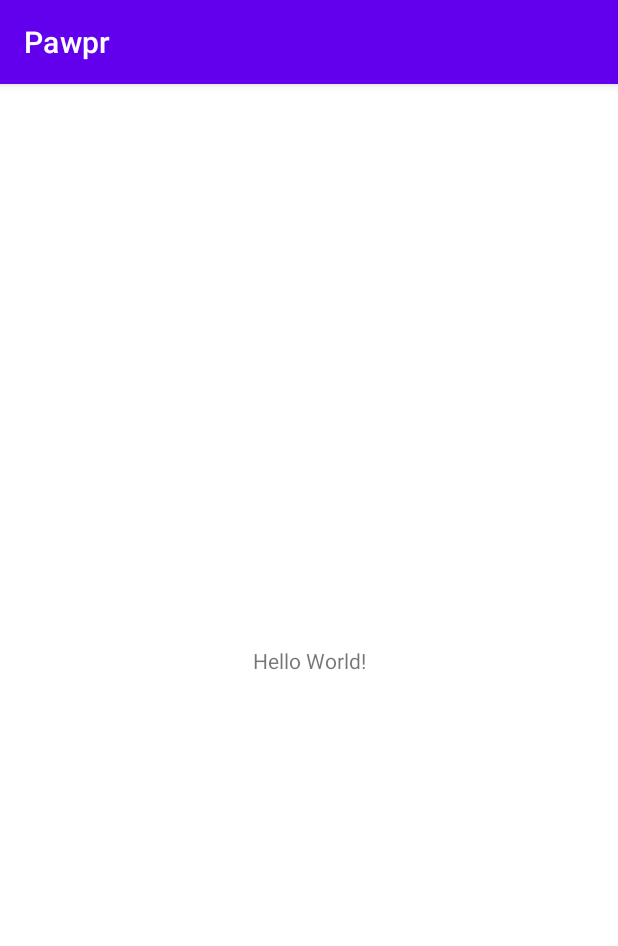
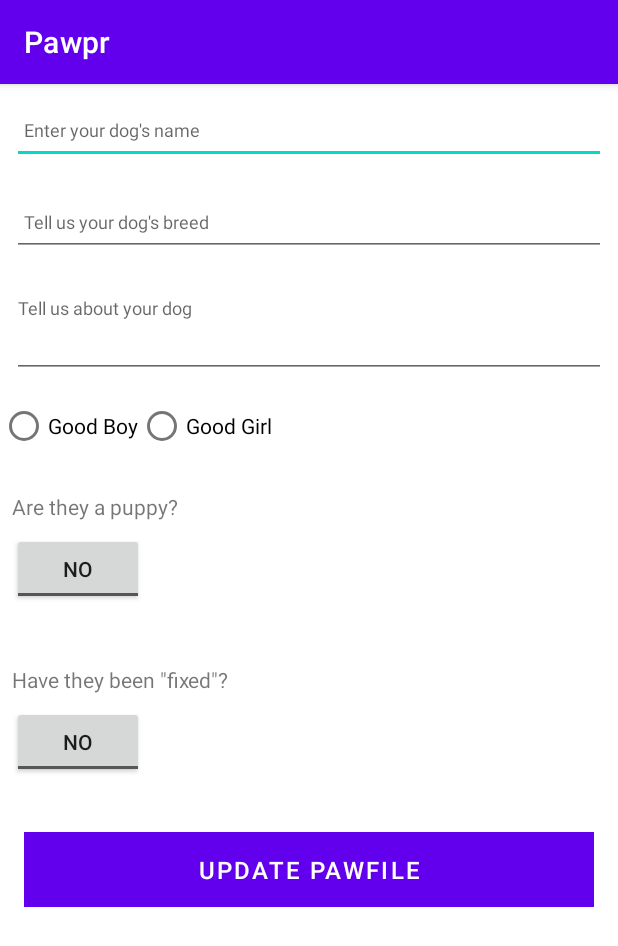
Before and after one commit to niallcolbert/pawpr, an Android app: the screen it shows after launch (MainActivity before the commit, ProfileActivity after it), on a phone screen of 412 x 824 dp. Shown: the top 946 px of the screen. Run offline under Robolectric (Android 15) with nearby library versions, the phone set to English and light mode, and no system bars.

Commit message:
Adds basic profile layout and model

```diff
--- a/app/build.gradle
+++ b/app/build.gradle
@@ -1,6 +1,7 @@
 plugins {
     id 'com.android.application'
     id 'kotlin-android'
+    id 'kotlin-android-extensions'
 }
 
 android {
@@ -35,6 +36,8 @@ android {
 dependencies {
 
     implementation "org.jetbrains.kotlin:kotlin-stdlib:$kotlin_version"
+    implementation "org.jetbrains.anko:anko-commons:$anko_version"
+
     implementation 'androidx.core:core-ktx:1.3.2'
     implementation 'androidx.appcompat:appcompat:1.2.0'
     implementation 'com.google.android.material:material:1.3.0'
--- a/app/src/main/AndroidManifest.xml
+++ b/app/src/main/AndroidManifest.xml
@@ -3,13 +3,14 @@
     package="com.neddoesdev.pawpr">
 
     <application
+        android:name=".main.MainApp"
         android:allowBackup="true"
         android:icon="@mipmap/ic_launcher"
         android:label="@string/app_name"
         android:roundIcon="@mipmap/ic_launcher_round"
         android:supportsRtl="true"
         android:theme="@style/Theme.Pawpr">
-        <activity android:name=".MainActivity">
+        <activity android:name=".activities.ProfileActivity">
             <intent-filter>
                 <action android:name="android.intent.action.MAIN" />
 
--- a/app/src/main/java/com/neddoesdev/pawpr/MainActivity.kt
+++ /dev/null
@@ -1,11 +0,0 @@
-package com.neddoesdev.pawpr
-
-import androidx.appcompat.app.AppCompatActivity
-import android.os.Bundle
-
-class MainActivity : AppCompatActivity() {
-    override fun onCreate(savedInstanceState: Bundle?) {
-        super.onCreate(savedInstanceState)
-        setContentView(R.layout.activity_main)
-    }
-}
--- /dev/null
+++ b/app/src/main/java/com/neddoesdev/pawpr/activities/ProfileActivity.kt
@@ -0,0 +1,29 @@
+package com.neddoesdev.pawpr.activities
+
+import androidx.appcompat.app.AppCompatActivity
+import android.os.Bundle
+import kotlinx.android.synthetic.main.activity_profile.*
+import com.neddoesdev.pawpr.R
+import com.neddoesdev.pawpr.main.MainApp
+import com.neddoesdev.pawpr.models.ProfileModel
+import org.jetbrains.anko.toast
+
+class ProfileActivity : AppCompatActivity() {
+    var profile = ProfileModel()
+    lateinit var app: MainApp
+
+    override fun onCreate(savedInstanceState: Bundle?) {
+        super.onCreate(savedInstanceState)
+        setContentView(R.layout.activity_profile)
+        app = application as MainApp
+
+        btnAdd.setOnClickListener() {
+            profile.name = profileName.text.toString()
+            if (profile.name.isNotEmpty()) {
+            }
+            else {
+                toast("Please enter a name")
+            }
+        }
+    }
+}
--- /dev/null
+++ b/app/src/main/java/com/neddoesdev/pawpr/main/MainApp.kt
@@ -0,0 +1,11 @@
+package com.neddoesdev.pawpr.main
+
+import android.app.Application
+
+class MainApp : Application() {
+
+    override fun onCreate() {
+        super.onCreate()
+
+    }
+}
--- /dev/null
+++ b/app/src/main/java/com/neddoesdev/pawpr/models/ProfileModel.kt
@@ -0,0 +1,10 @@
+package com.neddoesdev.pawpr.models
+
+data class ProfileModel (
+        var name: String = "",
+        var breed: String = "",
+        var bio: String = "",
+        var gender: String = "",
+        var isPuppy: Boolean = false,
+        var isFixed: Boolean = false
+    )
--- a/app/src/main/res/layout/activity_main.xml
+++ /dev/null
@@ -1,18 +0,0 @@
-<?xml version="1.0" encoding="utf-8"?>
-<androidx.constraintlayout.widget.ConstraintLayout xmlns:android="http://schemas.android.com/apk/res/android"
-    xmlns:app="http://schemas.android.com/apk/res-auto"
-    xmlns:tools="http://schemas.android.com/tools"
-    android:layout_width="match_parent"
-    android:layout_height="match_parent"
-    tools:context=".MainActivity">
-
-    <TextView
-        android:layout_width="wrap_content"
-        android:layout_height="wrap_content"
-        android:text="Hello World!"
-        app:layout_constraintBottom_toBottomOf="parent"
-        app:layout_constraintLeft_toLeftOf="parent"
-        app:layout_constraintRight_toRightOf="parent"
-        app:layout_constraintTop_toTopOf="parent" />
-
-</androidx.constraintlayout.widget.ConstraintLayout>
--- /dev/null
+++ b/app/src/main/res/layout/activity_profile.xml
@@ -0,0 +1,159 @@
+<?xml version="1.0" encoding="utf-8"?>
+<androidx.constraintlayout.widget.ConstraintLayout xmlns:android="http://schemas.android.com/apk/res/android"
+    xmlns:app="http://schemas.android.com/apk/res-auto"
+    xmlns:tools="http://schemas.android.com/tools"
+    android:layout_width="match_parent"
+    android:layout_height="match_parent"
+    tools:context=".activities.ProfileActivity">
+
+    <RelativeLayout
+        android:layout_width="match_parent"
+        android:layout_height="wrap_content"
+        app:layout_constraintBottom_toBottomOf="parent"
+        app:layout_constraintTop_toTopOf="parent">
+
+        <com.google.android.material.appbar.AppBarLayout
+            android:id="@+id/appBarLayout"
+            android:layout_width="match_parent"
+            android:layout_height="wrap_content"
+            android:background="?attr/colorPrimary"
+            android:fitsSystemWindows="true"
+            app:elevation="0dip"
+            app:theme="@style/ThemeOverlay.AppCompat.Dark.ActionBar">
+        </com.google.android.material.appbar.AppBarLayout>
+
+        <ScrollView
+            android:layout_width="match_parent"
+            android:layout_height="match_parent"
+            android:layout_below="@id/appBarLayout"
+            android:fillViewport="true">
+
+            <LinearLayout
+                android:layout_width="match_parent"
+                android:layout_height="wrap_content"
+                android:orientation="vertical">
+
+
+                <EditText
+                    android:id="@+id/profileName"
+                    android:layout_width="match_parent"
+                    android:layout_height="45dp"
+                    android:layout_margin="8dp"
+                    android:autofillHints=""
+                    android:hint="@string/hint_name"
+                    android:inputType="text"
+                    android:maxLength="25"
+                    android:maxLines="1"
+                    android:padding="8dp"
+                    android:textColor="?attr/colorPrimaryDark"
+                    android:textSize="12sp" />
+
+                <EditText
+                    android:id="@+id/profileBreed"
+                    android:layout_width="match_parent"
+                    android:layout_height="45dp"
+                    android:layout_margin="8dp"
+                    android:autofillHints=""
+                    android:hint="@string/hint_breed"
+                    android:inputType="text"
+                    android:maxLength="25"
+                    android:maxLines="1"
+                    android:padding="8dp"
+                    android:textColor="?attr/colorPrimaryDark"
+                    android:textSize="12sp" />
+
+                <EditText
+                    android:id="@+id/profileBio"
+                    android:layout_width="match_parent"
+                    android:layout_height="wrap_content"
+                    android:layout_margin="8dp"
+
+                    android:gravity="top|left"
+                    android:hint="@string/hint_bio"
+                    android:inputType="textMultiLine"
+                    android:lines="3"
+                    android:maxLines="5"
+                    android:minLines="3"
+                    android:maxLength="250"
+                    android:singleLine="false"
+                    android:scrollbars="vertical"
+                    android:textColor="?attr/colorPrimaryDark"
+                    android:textSize="12sp"/>
+
+                <RadioGroup
+                    android:layout_width="match_parent"
+                    android:layout_height="wrap_content"
+                    android:orientation="horizontal">
+                    <RadioButton android:id="@+id/radio_male"
+                        android:layout_width="wrap_content"
+                        android:layout_height="wrap_content"
+                        android:text="@string/good_boy"
+                        />
+                    <RadioButton android:id="@+id/radio_female"
+                        android:layout_width="wrap_content"
+                        android:layout_height="wrap_content"
+                        android:text="@string/good_girl"
+                    />
+                </RadioGroup>
+
+                <TextView
+                    android:id="@+id/puppyLabel"
+                    android:layout_width="wrap_content"
+                    android:layout_height="wrap_content"
+                    android:layout_marginStart="8dp"
+                    android:layout_marginTop="20dp"
+                    android:layout_marginEnd="8dp"
+                    android:text="@string/puppy_label"
+                    />
+
+                <ToggleButton
+                    android:id="@+id/puppyToggle"
+                    android:layout_width="wrap_content"
+                    android:layout_height="wrap_content"
+                    android:checked="false"
+                    android:layout_marginStart="8dp"
+                    android:layout_marginTop="8dp"
+                    android:layout_marginEnd="8dp"
+                    android:layout_marginBottom="20dp"
+                    android:textOff="@string/no"
+                    android:textOn="@string/yes" />
+
+                <TextView
+                    android:id="@+id/fixedLabel"
+                    android:layout_width="wrap_content"
+                    android:layout_height="wrap_content"
+                    android:layout_marginStart="8dp"
+                    android:layout_marginTop="20dp"
+                    android:layout_marginEnd="8dp"
+                    android:text="@string/fixed_label"
+                    />
+
+                <ToggleButton
+                    android:id="@+id/fixedToggle"
+                    android:layout_width="wrap_content"
+                    android:layout_height="wrap_content"
+                    android:checked="false"
+                    android:layout_marginStart="8dp"
+                    android:layout_marginTop="8dp"
+                    android:layout_marginEnd="8dp"
+                    android:layout_marginBottom="20dp"
+                    android:textOff="@string/no"
+                    android:textOn="@string/yes" />
+
+                <Button
+                    android:id="@+id/btnAdd"
+                    android:layout_width="match_parent"
+                    android:layout_height="wrap_content"
+                    android:layout_margin="16dp"
+                    android:background="?attr/colorPrimary"
+                    android:paddingTop="8dp"
+                    android:paddingBottom="8dp"
+                    android:stateListAnimator="@null"
+                    android:text="@string/button_updateProfile"
+                    android:textColor="@color/white"
+                    android:textSize="16sp" />
+            </LinearLayout>
+        </ScrollView>
+    </RelativeLayout>
+
+</androidx.constraintlayout.widget.ConstraintLayout>
--- a/app/src/main/res/values/strings.xml
+++ b/app/src/main/res/values/strings.xml
@@ -1,3 +1,17 @@
 <resources>
     <string name="app_name">Pawpr</string>
+    <string name="profile">Pawfile</string>
+    <string name="button_updateProfile">Update Pawfile</string>
+    <string name="hint_name">Enter your dog\'s name</string>
+    <string name="hint_breed">Tell us your dog\'s breed</string>
+    <string name="hint_bio">Tell us about your dog</string>
+
+    <string name="good_boy">Good Boy</string>
+    <string name="good_girl">Good Girl</string>
+
+    <string name="puppy_label">Are they a puppy?</string>
+    <string name="fixed_label">Have they been \"fixed\"?</string>
+
+    <string name="no">No</string>
+    <string name="yes">Yes</string>
 </resources>
--- a/build.gradle
+++ b/build.gradle
@@ -1,6 +1,7 @@
 // Top-level build file where you can add configuration options common to all sub-projects/modules.
 buildscript {
     ext.kotlin_version = "1.4.21"
+    ext.anko_version='0.10.8'
     repositories {
         google()
         jcenter()
```
